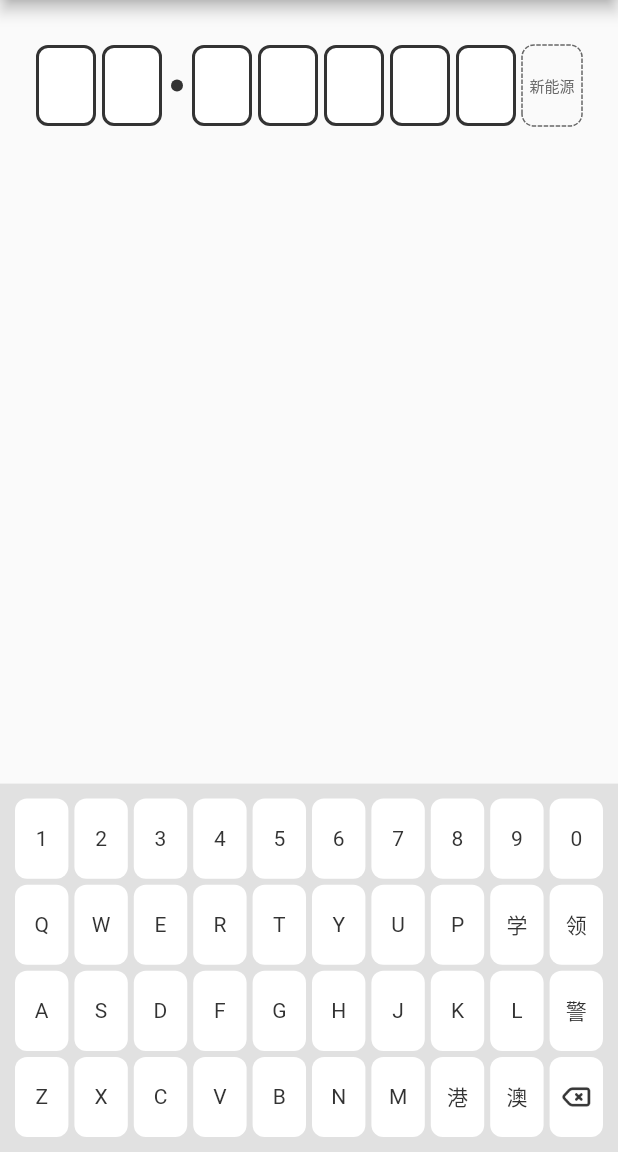
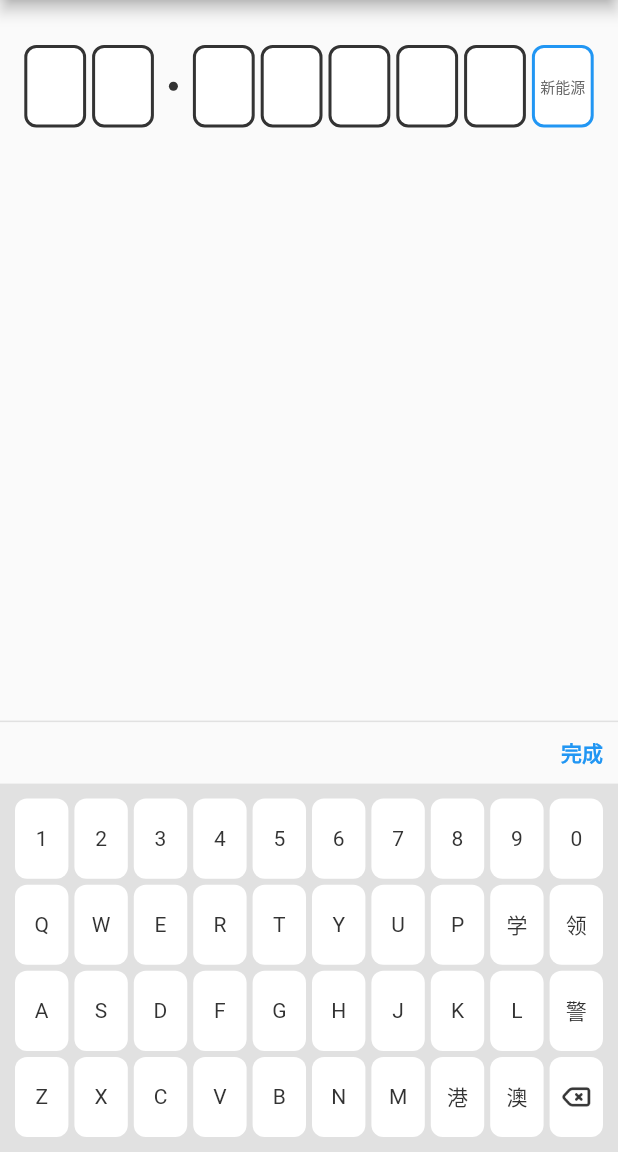
Before and after one commit to chenglei1986/license_plate_number, a Flutter app: the screen it shows after launch, after a tap on "新能源", on a phone screen of 412 x 824 dp, the part 84-1236 px from its top. Run offline on Flutter 3.47's test engine with Material 2 defaults, Android fonts, the phone set to English and light mode, and no system bars.

Commit message:
增加完成按钮

```diff
--- a/example/lib/main.dart
+++ b/example/lib/main.dart
@@ -1,3 +1,4 @@
+import 'dart:math';
 import 'package:flutter/material.dart';
 import 'package:license_plate_number/license_plate_number.dart';
 
@@ -13,7 +14,7 @@ class MyApp extends StatefulWidget {
 class _MyAppState extends State<MyApp> {
   Brightness _brightness = Brightness.light;
   PlateStyles _plateStyles = PlateStyles.light;
-  KeyboardController _keyboardController = KeyboardController();
+  final KeyboardController _keyboardController = KeyboardController();
 
   @override
   Widget build(BuildContext context) {
@@ -56,19 +57,9 @@ class _MyAppState extends State<MyApp> {
         ),
         body: GestureDetector(
           behavior: HitTestBehavior.translucent,
-          child: Container(
-            alignment: Alignment.topCenter,
-            padding: EdgeInsets.only(top: 30),
-
-            /// 车牌号输入框
-            child: PlateInputField(
-              styles: _plateStyles,
-              keyboardController: _keyboardController,
-              onChanged: (List<String> array, String value) {
-                debugPrint(array.toString());
-                debugPrint(value);
-              },
-            ),
+          child: MyHomePage(
+            plateStyles: _plateStyles,
+            keyboardController: _keyboardController,
           ),
           onTap: () {
             /// 点击键盘外区域收起键盘
@@ -79,3 +70,40 @@ class _MyAppState extends State<MyApp> {
     );
   }
 }
+
+class MyHomePage extends StatelessWidget {
+  MyHomePage({
+    this.plateStyles,
+    this.keyboardController,
+  });
+
+  final PlateStyles plateStyles;
+  final KeyboardController keyboardController;
+
+  @override
+  Widget build(BuildContext context) {
+    MediaQueryData mediaQuery = MediaQuery.of(context);
+    double screenWidth = mediaQuery.size.width;
+    double screenHeight = mediaQuery.size.height;
+    double inputFieldWidth = min(screenWidth, screenHeight) / 10;
+    double inputFieldHeight = inputFieldWidth * 4 / 3;
+    return Container(
+      alignment: Alignment.topCenter,
+      padding: EdgeInsets.only(top: 30),
+
+      /// 车牌号输入框
+      child: PlateInputField(
+        styles: plateStyles,
+        inputFieldWidth: inputFieldWidth,
+        inputFieldHeight: inputFieldHeight,
+        keyboardController: keyboardController,
+        plateSeparatorPadding: 8,
+        plateSeparatorSize: 6,
+        onChanged: (List<String> array, String value) {
+          debugPrint(array.toString());
+          debugPrint(value);
+        },
+      ),
+    );
+  }
+}
--- a/lib/src/plate_input_field.dart
+++ b/lib/src/plate_input_field.dart
@@ -9,6 +9,8 @@ class PlateInputField extends StatefulWidget {
     this.styles = PlateStyles.dark,
     this.inputFieldWidth = 40,
     this.inputFieldHeight = 54,
+    this.plateSeparatorSize = 6,
+    this.plateSeparatorPadding = 8,
     this.keyboardController,
     this.onChanged,
   })  : assert(placeHolder != null, 'plateNumber must be non-null.'),
@@ -26,6 +28,12 @@ class PlateInputField extends StatefulWidget {
 
   /// 输入框高度
   final double inputFieldHeight;
+
+  /// 分隔符大小
+  final double plateSeparatorSize;
+
+  /// 分隔符左右间距
+  final double plateSeparatorPadding;
 
   /// 键盘控制器
   final KeyboardController keyboardController;
@@ -132,9 +140,10 @@ class _PlateInputFieldState extends State<PlateInputField>
   Widget _buildSingleField(String data, int index) {
     bool focused = _cursorIndex == index;
     bool newEnergy = index == 7;
-    Border border = focused
+    Border commonBorder = focused
         ? widget.styles.plateInputFocusedBorder
         : widget.styles.plateInputBorder;
+    Border border = newEnergy && !focused ? Border() : commonBorder;
     var text = Text(
       data.isEmpty && newEnergy ? '新能源' : data,
       style: newEnergy && data.isEmpty
@@ -142,17 +151,18 @@ class _PlateInputFieldState extends State<PlateInputField>
           : widget.styles.plateInputFieldTextStyle,
     );
     var container = Container(
-      width: widget.inputFieldWidth,
-      height: widget.inputFieldHeight,
+      width: newEnergy && !focused
+          ? widget.inputFieldWidth - 4
+          : widget.inputFieldWidth,
+      height: newEnergy && !focused
+          ? widget.inputFieldHeight - 4
+          : widget.inputFieldHeight,
       alignment: Alignment.center,
-      decoration: newEnergy
-          ? null
-          : BoxDecoration(
-              color: widget.styles.plateInputFieldColor,
-              border: border,
-              borderRadius:
-                  BorderRadius.all(widget.styles.plateInputBorderRadius),
-            ),
+      decoration: BoxDecoration(
+        color: widget.styles.plateInputFieldColor,
+        border: border,
+        borderRadius: BorderRadius.all(widget.styles.plateInputBorderRadius),
+      ),
       child: text,
     );
     var newEnergyField = DottedBorder(
@@ -160,12 +170,14 @@ class _PlateInputFieldState extends State<PlateInputField>
       color: Color(0xFF666666),
       borderType: BorderType.RRect,
       radius: widget.styles.plateInputBorderRadius,
-      padding: const EdgeInsets.all(0),
+      padding: const EdgeInsets.all(1),
+      strokeWidth: 2,
+      dashPattern: [4, 2],
     );
     return Padding(
-      padding: EdgeInsets.symmetric(horizontal: 2),
+      padding: EdgeInsets.symmetric(horizontal: newEnergy && !focused ? 3 : 2),
       child: GestureDetector(
-        child: newEnergy ? newEnergyField : container,
+        child: newEnergy && !focused ? newEnergyField : container,
         onTap: () {
           _cursorIndex = index;
           _keyboardController.cursorIndex = _cursorIndex;
@@ -178,13 +190,13 @@ class _PlateInputFieldState extends State<PlateInputField>
 
   Widget _buildSeparator() {
     return Container(
-      width: 8,
-      height: 8,
+      width: widget.plateSeparatorSize,
+      height: widget.plateSeparatorSize,
       decoration: ShapeDecoration(
         shape: CircleBorder(),
         color: widget.styles.plateSeparatorColor,
       ),
-      margin: EdgeInsets.symmetric(horizontal: 4),
+      margin: EdgeInsets.symmetric(horizontal: widget.plateSeparatorPadding),
     );
   }
 }
@@ -238,6 +250,7 @@ class KeyboardController {
           newEnergy: _cursorIndex == 7,
           onChange: _onPlateNumberChanged,
           animationController: _controller,
+          onComplete: () => hideKeyboard(),
         );
       },
     );
--- a/lib/src/plate_keyboard.dart
+++ b/lib/src/plate_keyboard.dart
@@ -1,3 +1,4 @@
+import 'package:flutter/material.dart';
 import 'package:flutter/widgets.dart';
 import 'package:license_plate_number/license_plate_number.dart';
 import 'package:license_plate_number/src/constants.dart';
@@ -14,6 +15,7 @@ class PlateKeyboard extends StatefulWidget {
     this.newEnergy,
     this.onChange,
     this.animationController,
+    this.onComplete,
   });
 
   final List<String> plateNumbers;
@@ -22,6 +24,7 @@ class PlateKeyboard extends StatefulWidget {
   final bool newEnergy;
   final PlateNumberChanged onChange;
   final AnimationController animationController;
+  final VoidCallback onComplete;
 
   @override
   _PlateKeyboardState createState() => _PlateKeyboardState();
@@ -56,6 +59,29 @@ class _PlateKeyboardState extends State<PlateKeyboard> {
       child: SafeArea(
         child: Column(
           children: [
+            Container(
+              alignment: Alignment.centerRight,
+              child: GestureDetector(
+                child: Text(
+                  '完成',
+                  style: TextStyle(
+                    fontSize: 14,
+                    color: Color(0xFF2196F3),
+                    decoration: TextDecoration.none,
+                  ),
+                ),
+                onTap: () => widget.onComplete?.call(),
+              ),
+              padding: EdgeInsets.all(10),
+              decoration: BoxDecoration(
+                border: Border(
+                  top: BorderSide(
+                    width: 1,
+                    color: widget.styles.keyboardBackgroundColor,
+                  ),
+                ),
+              ),
+            ),
             Container(
               color: widget.styles.keyboardBackgroundColor,
               padding: EdgeInsets.all(10),
--- a/pubspec.yaml
+++ b/pubspec.yaml
@@ -1,6 +1,6 @@
 name: license_plate_number
 description: Flutter widget for inputting license plate number. Build-in one light style and one dark style, and the style can be changed.
-version: 1.0.4
+version: 1.1.0
 homepage: https://github.com/chenglei1986/license_plate_number
 
 environment:
```
Also changed, not shown: example/pubspec.lock, pubspec.lock.
